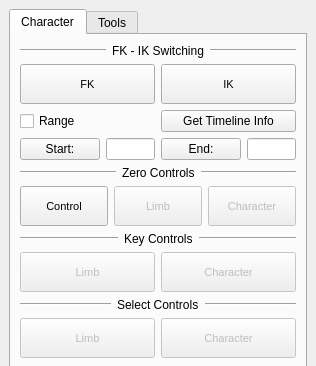
The window that Tapp/Maya/animation/resources/animation.ui (bumpybox/Tapp) describes before a commit, drawn with Qt 5; both pictures show x 0 to 316 and y 0 to 366 of the 316 by 608 pixel window.
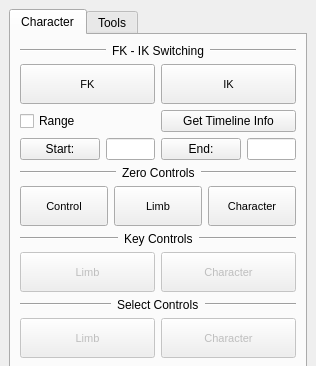
The same window after the commit.

The edit to the form file:
```diff
--- a/Tapp/Maya/animation/resources/animation.ui
+++ b/Tapp/Maya/animation/resources/animation.ui
@@ -247,7 +247,7 @@
           <item>
            <widget class="QPushButton" name="character_zerolimb_pushButton">
             <property name="enabled">
-             <bool>false</bool>
+             <bool>true</bool>
             </property>
             <property name="sizePolicy">
              <sizepolicy hsizetype="Minimum" vsizetype="Minimum">
@@ -274,7 +274,7 @@
           <item>
            <widget class="QPushButton" name="character_zerocharacter_pushButton">
             <property name="enabled">
-             <bool>false</bool>
+             <bool>true</bool>
             </property>
             <property name="sizePolicy">
              <sizepolicy hsizetype="Minimum" vsizetype="Minimum">
```
